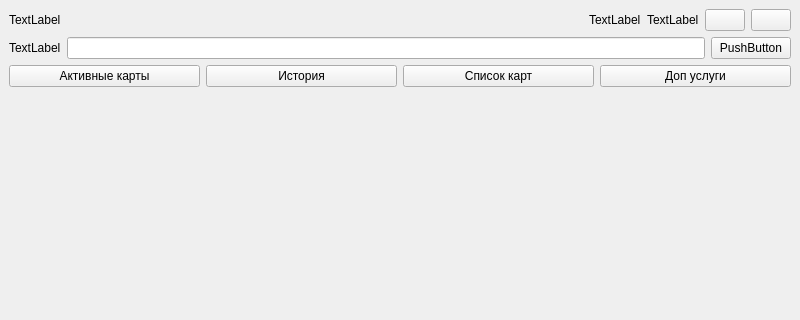
BurovNik/Place43, file src/mainwindow.ui: the form before one commit; both pictures show x 0 to 800 and y 0 to 320 of the 800 by 600 pixel window.
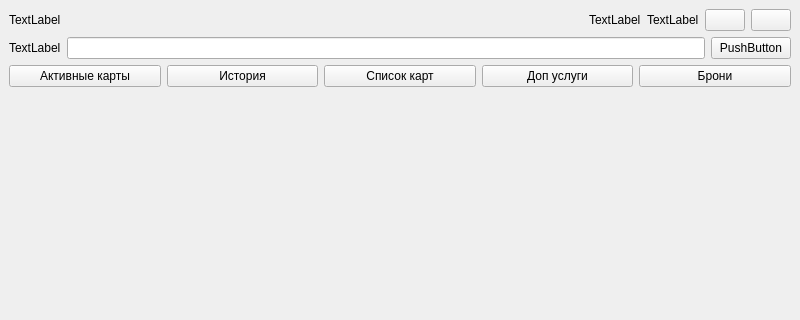
The form after the commit. Icons and pictures are not drawn.

Patch:
```diff
--- a/src/mainwindow.ui
+++ b/src/mainwindow.ui
@@ -126,6 +126,13 @@
         </property>
        </widget>
       </item>
+      <item>
+       <widget class="QPushButton" name="pushButton_reservations">
+        <property name="text">
+         <string>Брони</string>
+        </property>
+       </widget>
+      </item>
      </layout>
     </item>
     <item>
```
